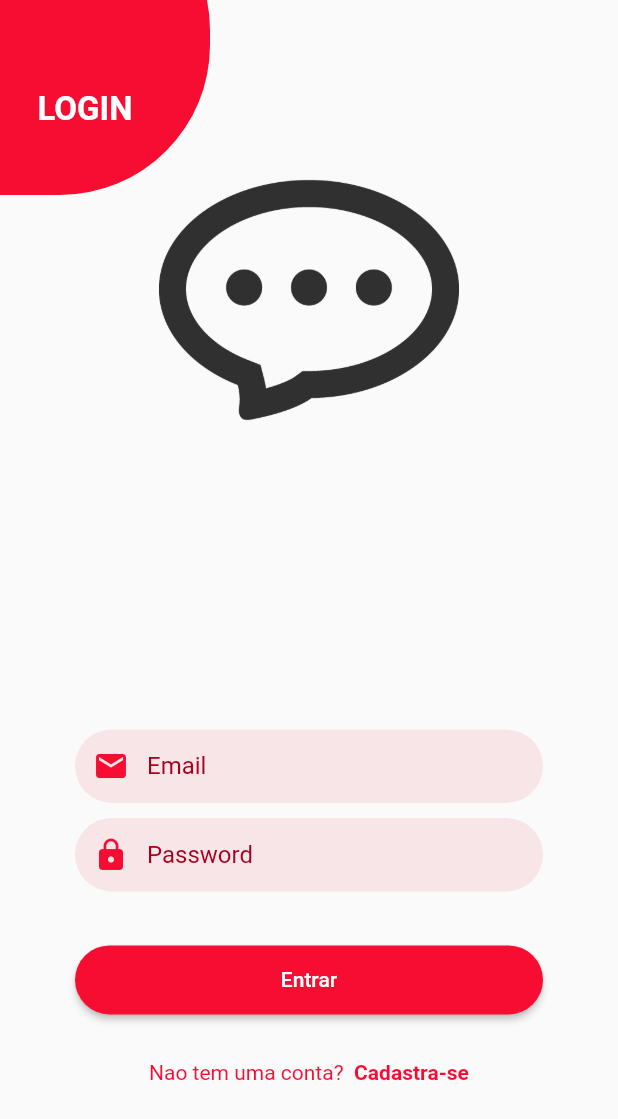
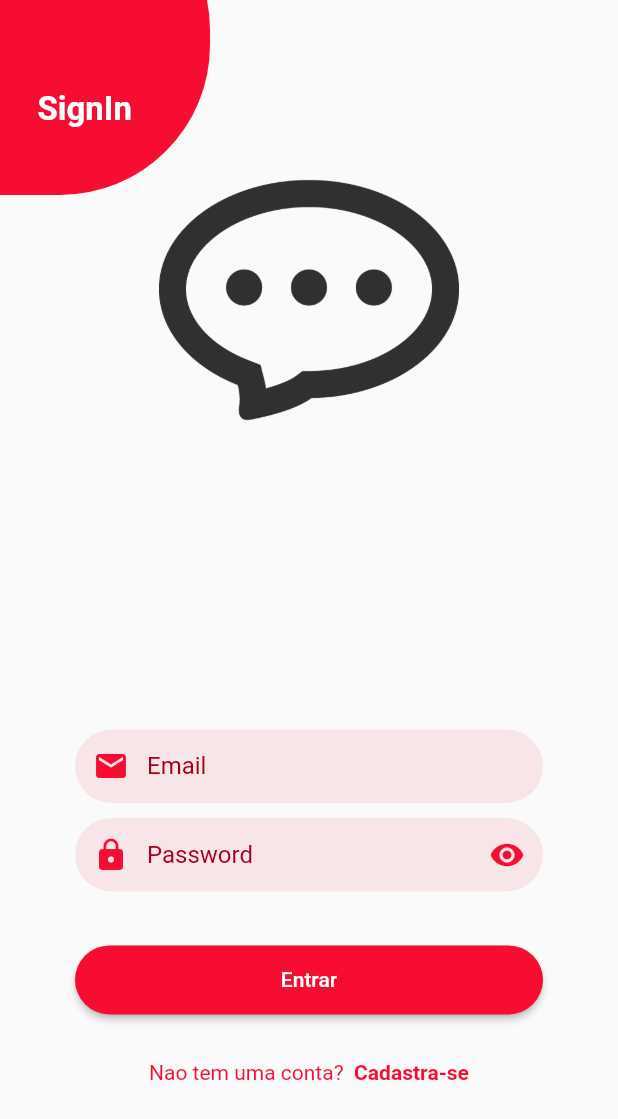
Before and after one commit to goncalveshigino/chat, a Flutter app: the screen it shows after launch, on a phone screen of 412 x 824 dp. Shown: the top 1119 px of the screen. Run offline on Flutter 3.47's test engine with Material 2 defaults, Android fonts, the phone set to English and light mode, and no system bars; our stand-ins replace get.

Commit message:
navegacao em telas

```diff
--- /dev/null
+++ b/lib/common_widgets/custom_sign_in_or_sign_up.dart
@@ -0,0 +1,22 @@
+import 'package:flutter/material.dart';
+
+class CustumSignInOrSignUp extends StatelessWidget {
+  final String text;
+
+  const CustumSignInOrSignUp({
+    super.key,
+    required this.text,
+  });
+
+  @override
+  Widget build(BuildContext context) {
+    return Text(
+      text,
+      style: const TextStyle(
+        color: Colors.white,
+        fontWeight: FontWeight.bold,
+        fontSize: 22,
+      ),
+    );
+  }
+}
--- /dev/null
+++ b/lib/common_widgets/custom_text_field.dart
@@ -0,0 +1,85 @@
+import 'package:flutter/material.dart';
+import 'package:flutter/services.dart';
+
+import '../src/utils/my_colors.dart';
+
+class CustomTextField extends StatefulWidget {
+
+  final IconData icon;
+  final String hintText;
+  final bool isSecret;
+  final List<TextInputFormatter>? inputFormatter;
+  final String? initialValue;
+  final bool readOnly;
+  final String? Function(String?)? validator;
+  final TextEditingController? controller;
+  final TextInputType? textInputType;
+  final void Function(String?)? onSaved;
+  final GlobalKey<FormFieldState>? fromFieldKey;
+
+  const CustomTextField({
+    super.key,
+    required this.icon,
+    required this.hintText,
+    this.isSecret = false,
+    this.validator,
+    this.controller,
+    this.fromFieldKey,
+    this.initialValue,
+    this.inputFormatter,
+    this.onSaved,
+    this.readOnly = false,
+    this.textInputType,
+  });
+
+  @override
+  State<CustomTextField> createState() => _CustomTextFieldState();
+}
+
+class _CustomTextFieldState extends State<CustomTextField> {
+  bool isObscure = false;
+
+  @override
+  void initState() {
+    super.initState();
+
+    isObscure = widget.isSecret;
+  }
+
+  @override
+  Widget build(BuildContext context) {
+    return Container(
+      margin: const EdgeInsets.symmetric(horizontal: 50, vertical: 5),
+      decoration: BoxDecoration(
+          color: MyColors.primaryOpacityColor,
+          borderRadius: BorderRadius.circular(30)),
+      child: TextFormField(
+        key: widget.fromFieldKey,
+        controller: widget.controller,
+        validator: widget.validator,
+        keyboardType: widget.textInputType,
+        readOnly: widget.readOnly,
+        initialValue: widget.initialValue,
+        obscureText: isObscure,
+        onSaved: widget.onSaved,
+        inputFormatters: widget.inputFormatter,
+        decoration: InputDecoration(
+          hintText: widget.hintText,
+          border: InputBorder.none,
+          contentPadding: const EdgeInsets.all(15),
+          hintStyle: TextStyle(color: MyColors.primaryColorDark),
+          prefixIcon: Icon(
+            widget.icon,
+            color: MyColors.primaryColor,
+          ),
+          suffixIcon: widget.isSecret ? IconButton(onPressed:(){
+            setState(() {
+              isObscure = !isObscure;
+            });
+          }, icon: Icon( isObscure ? Icons.visibility : Icons.visibility_off, color: MyColors.primaryColor,),
+          ): null
+        ),
+      ),
+    );
+  }
+}
--- a/lib/src/pages/auth/signin/sign_in_page.dart
+++ b/lib/src/pages/auth/signin/sign_in_page.dart
@@ -3,14 +3,12 @@ import 'package:chat/src/utils/my_colors.dart';
 import 'package:flutter/material.dart';
 import 'package:get/get.dart';
 
-class SignInPage extends StatefulWidget {
+import '../../../../common_widgets/custom_sign_in_or_sign_up.dart';
+import '../../../../common_widgets/custom_text_field.dart';
+
+class SignInPage extends StatelessWidget {
   const SignInPage({super.key});
 
-  @override
-  State<SignInPage> createState() => _SignInPageState();
-}
-
-class _SignInPageState extends State<SignInPage> {
   @override
   Widget build(BuildContext context) {
     return Scaffold(
@@ -23,16 +21,25 @@ class _SignInPageState extends State<SignInPage> {
               left: -100,
               child: _circleLogin(),
             ),
-            Positioned(
+            const Positioned(
               top: 60,
               left: 25,
-              child: _textLogin(),
+              child: CustumSignInOrSignUp(text: 'SignIn'),
             ),
-            Column(
+            SingleChildScrollView(
+              child: Column(
                 children: [
-                _imageBanner(),
-                _texFieldEmail(),
-                _textFieldPassword(),
+                  _imageBanner(context),
+                  const CustomTextField(
+                    hintText: 'Email',
+                    icon: Icons.email,
+                    textInputType: TextInputType.emailAddress,
+                  ),
+                  const CustomTextField(
+                    hintText: 'Password',
+                    icon: Icons.lock,
+                    isSecret: true,
+                  ),
                   _bottonLogin(),
                   Row(
                     mainAxisAlignment: MainAxisAlignment.center,
@@ -59,6 +66,7 @@ class _SignInPageState extends State<SignInPage> {
                   ),
                 ],
               ),
+            ),
           ],
         ),
       ),
@@ -67,7 +75,7 @@ class _SignInPageState extends State<SignInPage> {
 
   Widget _textLogin() {
     return const Text(
-      'LOGIN',
+      'SignIn',
       style: TextStyle(
         color: Colors.white,
         fontWeight: FontWeight.bold,
@@ -125,27 +133,7 @@ class _SignInPageState extends State<SignInPage> {
     );
   }
 
-  Widget _texFieldEmail() {
-    return Container(
-      margin: const EdgeInsets.symmetric(horizontal: 50, vertical: 5),
-      decoration: BoxDecoration(
-          color: MyColors.primaryOpacityColor,
-          borderRadius: BorderRadius.circular(30)),
-      child: TextField(
-        decoration: InputDecoration(
-            hintText: 'Email',
-            border: InputBorder.none,
-            contentPadding: const EdgeInsets.all(15),
-            hintStyle: TextStyle(color: MyColors.primaryColorDark),
-            prefixIcon: Icon(
-              Icons.email,
-              color: MyColors.primaryColor,
-            )),
-      ),
-    );
-  }
-
-  Widget _imageBanner() {
+  Widget _imageBanner(BuildContext context) {
     return Container(
       margin: EdgeInsets.only(
         top: 100,
--- a/lib/src/pages_routes/page_routes.dart
+++ b/lib/src/pages_routes/page_routes.dart
@@ -1,5 +1,5 @@
 import 'package:chat/src/pages/auth/signin/sign_in_page.dart';
-import 'package:chat/src/pages/auth/signup/signup_page.dart';
+import 'package:chat/src/pages/auth/signup/sign_up_page.dart';
 import 'package:get/get.dart';
 
 abstract class PagesRoutes {
```
Also changed, not shown: lib/src/pages/auth/signup/sign_up_page.dart (added, +125 -0 lines), lib/src/pages/auth/signup/signup_page.dart (deleted, +0 -16 lines). Lines whose indentation alone changed are shown as unchanged.
